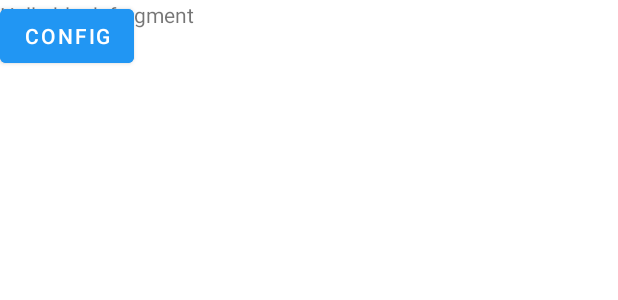
After one commit to TurnEveryStone/SudokuWave, an Android app built with Jetpack Compose: the layout fragment_config.xml on its own in the app's theme, with its tools: preview values and no code run, on a phone screen of 412 x 824 dp. The commit adds this screen. Shown: the top 300 px of the screen. Run offline under Robolectric (Android 15) with nearby library versions, the phone set to English and light mode, and no system bars.

Commit message:
Ajout du fragment ConfigFragment.kt

```diff
--- a/app/src/main/java/com/example/sudokuwave/MainActivity.kt
+++ b/app/src/main/java/com/example/sudokuwave/MainActivity.kt
@@ -39,7 +39,7 @@ import androidx.compose.ui.tooling.preview.Preview
 import androidx.compose.ui.unit.dp
 import androidx.compose.ui.viewinterop.AndroidView
 import com.example.sudokuwave.ui.theme.SudokuWaveTheme
-import com.example.sudokuwave.viewmodel.SharedViewModel
+import viewmodel.SharedViewModel
 
 class MainActivity : AppCompatActivity() {
     var userNumber: String = "Nobody"
@@ -111,7 +111,7 @@ class MainActivity : AppCompatActivity() {
         }
     }
 
-
+    /***************************************************/
     @Composable
     fun FragmentContainerComposable() {
         val fragmentManager = (LocalContext.current as AppCompatActivity).supportFragmentManager
--- /dev/null
+++ b/app/src/main/res/layout/fragment_config.xml
@@ -0,0 +1,21 @@
+<?xml version="1.0" encoding="utf-8"?>
+<FrameLayout xmlns:android="http://schemas.android.com/apk/res/android"
+    xmlns:tools="http://schemas.android.com/tools"
+    android:layout_width="match_parent"
+    android:layout_height="match_parent"
+    tools:context=".ConfigFragment">
+
+    <!-- TODO: Update blank fragment layout -->
+    <TextView
+        android:layout_width="match_parent"
+        android:layout_height="match_parent"
+        android:text="@string/hello_blank_fragment" />
+
+    <Button
+        android:id="@+id/button"
+        android:layout_width="wrap_content"
+        android:layout_height="wrap_content"
+        android:backgroundTint="#2196F3"
+        android:text="Config" />
+
+</FrameLayout>
```
Also changed, not shown: app/src/main/java/com/example/sudokuwave/ui/theme/ConfigFragment.kt (renamed from app/src/main/res/drawable/ic_flag_ws.xml, +27 -11 lines), app/src/main/java/viewmodel/SharedViewModel.kt (+12 -3 lines).
